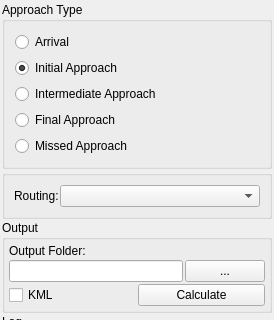
The window that Q_Pansopy/ui/pbn/qpansopy_lnav_dockwidget.ui (FLYGHT7/qpansopy) describes before a commit, drawn with Qt 5; both pictures show x 0 to 274 and y 0 to 320 of the 274 by 579 pixel window.
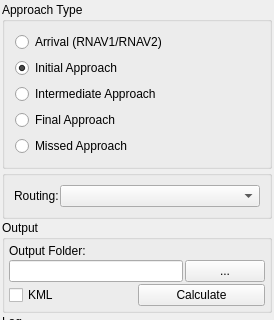
The same window after the commit. Custom widgets are drawn as their Qt base class.

Commit message: fix(ui): Update arrival radio button text for clarity

The edit to the form file:
```diff
--- a/Q_Pansopy/ui/pbn/qpansopy_lnav_dockwidget.ui
+++ b/Q_Pansopy/ui/pbn/qpansopy_lnav_dockwidget.ui
@@ -46,7 +46,7 @@
        <item>
         <widget class="QRadioButton" name="arrivalRadioButton">
          <property name="text">
-          <string>Arrival</string>
+          <string>Arrival (RNAV1/RNAV2)</string>
          </property>
         </widget>
        </item>
```
